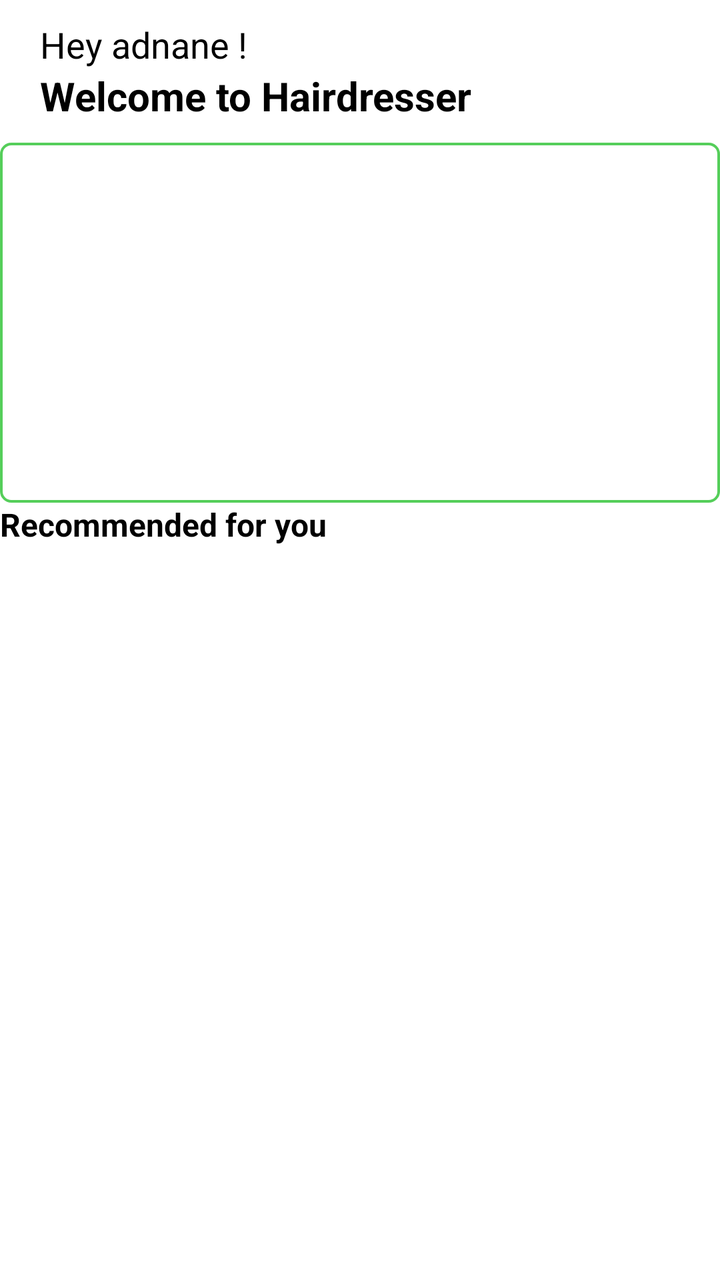
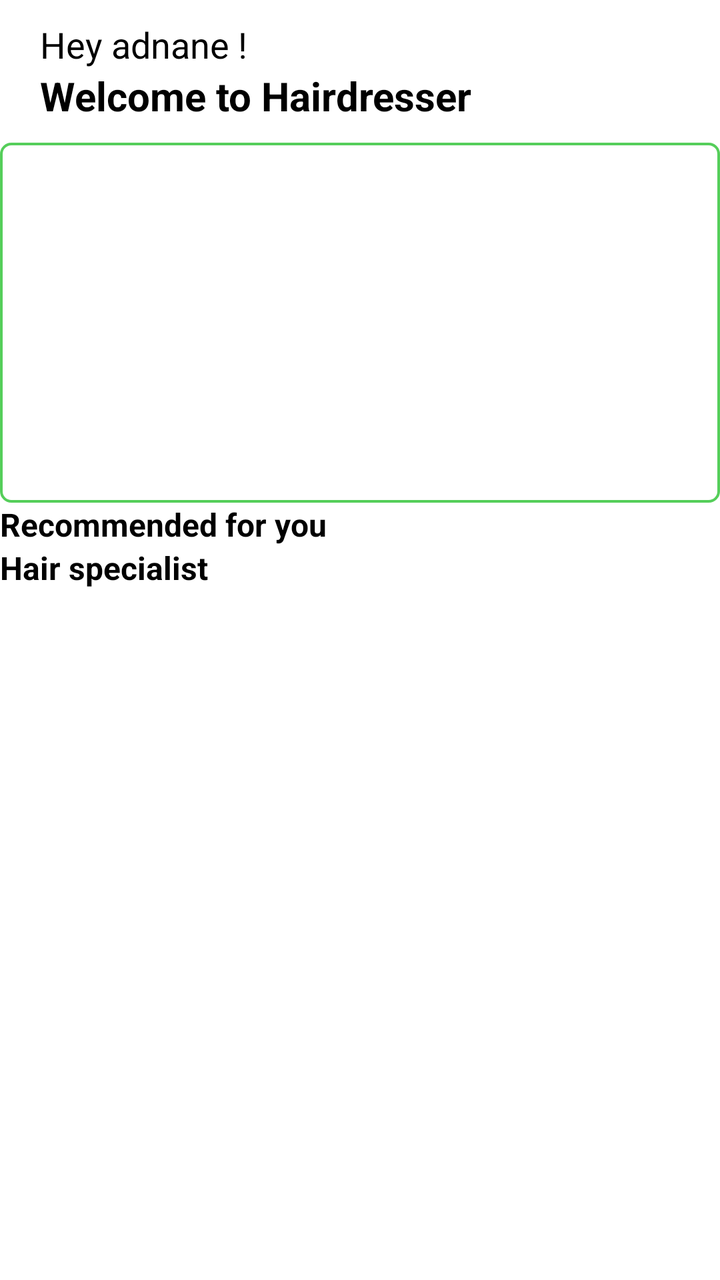

Screens rendered from an Android XML layout before and after an edit, with the pre-edit source and the edit as a unified diff.
<!-- AndroidManifest.xml: application theme Theme.HelloHairdresser -->
<!-- res/layout/activity_home_client.xml -->
<LinearLayout
    xmlns:android="http://schemas.android.com/apk/res/android"
    xmlns:app="http://schemas.android.com/apk/res-auto"
    xmlns:tools="http://schemas.android.com/tools"
    android:layout_width="match_parent"
    android:layout_height="match_parent"
    android:orientation="vertical"
    tools:context=".HomeClient">
    
    <LinearLayout
        android:layout_width="match_parent"
        android:layout_height="wrap_content"
        android:orientation="vertical"
        android:paddingHorizontal="20dp"
        android:paddingVertical="10dp"
        >
        <TextView
            android:layout_width="match_parent"
            android:layout_height="wrap_content"
            android:text="Hey adnane !"
            android:textSize="18sp"
            android:textColor="@color/black"
            />
        <TextView
            android:layout_width="wrap_content"
            android:layout_height="wrap_content"
            android:text="Welcome to Hairdresser"
            android:textColor="@color/black"
            android:textStyle="bold"
            android:textSize="20dp"
            />
    </LinearLayout>

    <androidx.viewpager.widget.ViewPager
        android:id="@+id/pubsImages"
        android:layout_width="match_parent"
        android:layout_height="180dp"
        android:background="@drawable/shape_button"
        />
    
    <androidx.recyclerview.widget.RecyclerView
        android:id="@+id/recyclerviewCategories"
        android:scrollbars="horizontal"
        android:focusable="false"
        android:layout_width="wrap_content"
        android:layout_height="wrap_content"
        android:layout_centerVertical="true"
        android:layout_centerHorizontal="true" />

   

   
    
    <TextView
        android:layout_width="match_parent"
        android:layout_height="wrap_content"
        android:text="Recommended for you"
        android:textColor="@color/black"
        android:textStyle="bold"
        android:textSize="16dp"
        />
    <androidx.recyclerview.widget.RecyclerView
        android:id="@+id/recyclerviewSalon"
        android:scrollbars="horizontal"
        android:focusable="false"
        android:layout_width="wrap_content"
        android:layout_height="wrap_content"
        android:layout_centerVertical="true"
        android:layout_centerHorizontal="true" />

</LinearLayout>
<!-- resources referenced by this layout -->
<resources>
  <color name="black">#FF000000</color>
  <!-- drawable shape_button (drawable) -->
  <?xml version="1.0" encoding="utf-8"?>
  <shape xmlns:android="http://schemas.android.com/apk/res/android"
      android:shape="rectangle"
      >
      <corners android:radius="5dp" />
      <stroke android:color="@color/vertApp" android:width="1.3dp"/>
  
  </shape>
  <style name="Theme.HelloHairdresser" parent="Theme.MaterialComponents.DayNight.DarkActionBar">
          
          <item name="colorPrimary">@color/purple_500</item>
          <item name="colorPrimaryVariant">@color/purple_700</item>
          <item name="colorOnPrimary">@color/white</item>
          
          <item name="colorSecondary">@color/teal_200</item>
          <item name="colorSecondaryVariant">@color/teal_700</item>
          <item name="colorOnSecondary">@color/black</item>
          
          <item name="android:statusBarColor" tools:targetApi="l">?attr/colorPrimaryVariant</item>
          
      </style>
  <color name="vertApp">#E13FC845</color>
  <color name="purple_500">#FF6200EE</color>
  <color name="purple_700">#FF3700B3</color>
  <color name="white">#FFFFFFFF</color>
  <color name="teal_200">#FF03DAC5</color>
  <color name="teal_700">#FF018786</color>
</resources>

<!-- the commit's change to res/layout/activity_home_client.xml (unified diff, before → after) -->
@@ -67,5 +67,20 @@
         android:layout_height="wrap_content"
         android:layout_centerVertical="true"
         android:layout_centerHorizontal="true" />
-
+    <TextView
+        android:layout_width="match_parent"
+        android:layout_height="wrap_content"
+        android:text="Hair specialist"
+        android:textColor="@color/black"
+        android:textStyle="bold"
+        android:textSize="16dp"
+        />
+    <androidx.recyclerview.widget.RecyclerView
+        android:id="@+id/recyclerviewHairDressers"
+        android:scrollbars="horizontal"
+        android:focusable="false"
+        android:layout_width="wrap_content"
+        android:layout_height="wrap_content"
+        android:layout_centerVertical="true"
+        android:layout_centerHorizontal="true" />
 </LinearLayout>
